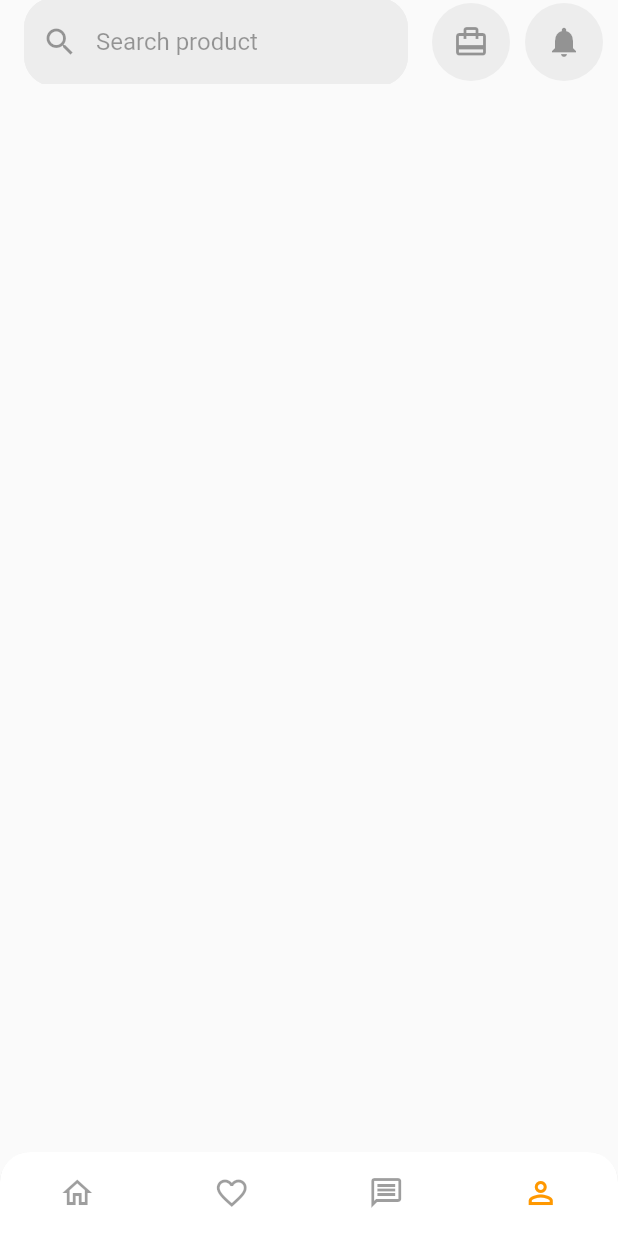
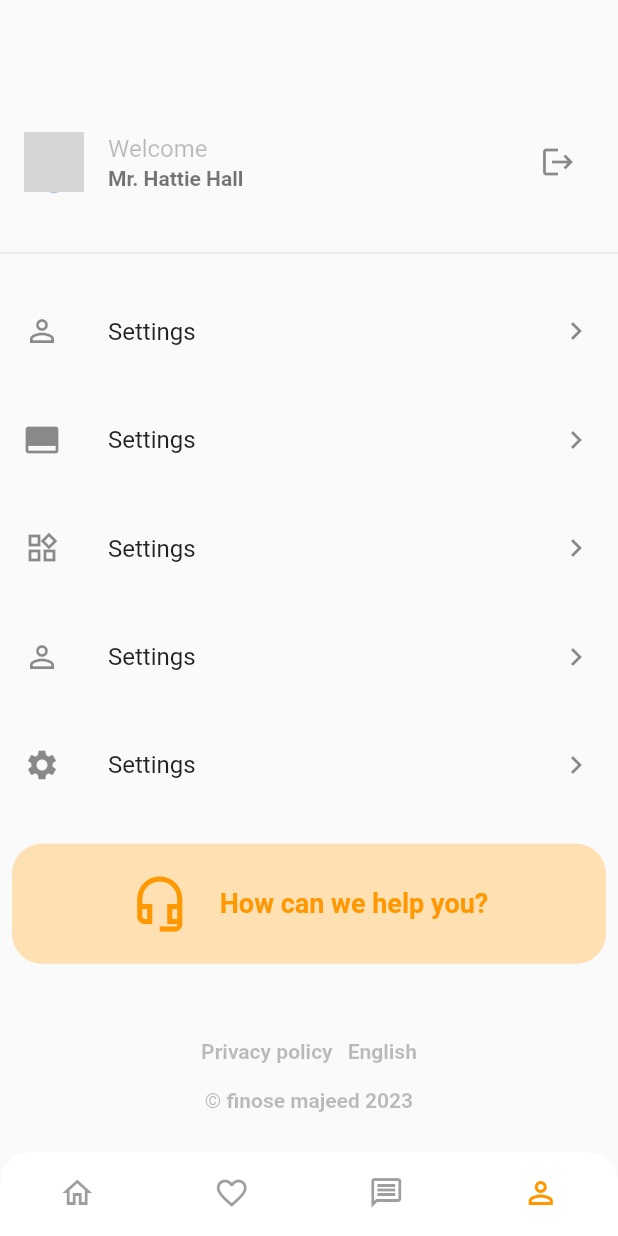
Before and after one commit to finosemajeed/e_commerce_app_ui, a Flutter app: the screen it shows after launch, item 4 of the bottom bar chosen, on a phone screen of 412 x 824 dp. Run offline on Flutter 3.47's test engine with Material 2 defaults, Android fonts, the phone set to English and light mode, and no system bars; our stand-ins replace lottie; grey boxes are pictures that could not be loaded.

Commit message:
profile screen added

```diff
--- a/lib/presentation/home_screen/widgets/product_card_list.dart
+++ b/lib/presentation/home_screen/widgets/product_card_list.dart
@@ -1,6 +1,6 @@
 import 'package:e_comerce_app_ui/core/color_config.dart';
 import 'package:e_comerce_app_ui/db/data_model.dart';
-import 'package:e_comerce_app_ui/presentation/home_screen/widgets/card_view.dart';
+import 'package:e_comerce_app_ui/presentation/home_screen/product_view_screen/product_view_screen.dart';
 import 'package:e_comerce_app_ui/presentation/widgets/product_card.dart';
 import 'package:flutter/material.dart';
 
--- a/lib/presentation/navigation_screen/navigation_screen.dart
+++ b/lib/presentation/navigation_screen/navigation_screen.dart
@@ -21,17 +21,6 @@ class NavigationScreen extends StatelessWidget {
   Widget build(BuildContext context) {
     return Scaffold(
       extendBody: true,
-      appBar: AppBar(
-        backgroundColor: Colors.transparent,
-        elevation: 0,
-        title: const SearchField(),
-        actions: const [
-          AppbarIcon(icon: Icons.card_travel),
-          SizedBox(width: 10),
-          AppbarIcon(icon: Icons.notifications),
-          SizedBox(width: 10),
-        ],
-      ),
       body: ValueListenableBuilder(
         builder: ((context, value, _) => _pages[value]),
         valueListenable: indexChangeNotifier,
--- a/lib/presentation/profile_screen/profile_screen.dart
+++ b/lib/presentation/profile_screen/profile_screen.dart
@@ -1,11 +1,67 @@
-import 'package:flutter/src/widgets/container.dart';
-import 'package:flutter/src/widgets/framework.dart';
+import 'package:e_comerce_app_ui/presentation/profile_screen/widgets/custom_tile.dart';
+import 'package:e_comerce_app_ui/presentation/profile_screen/widgets/help_card.dart';
+import 'package:e_comerce_app_ui/presentation/profile_screen/widgets/profile_tile.dart';
+import 'package:flutter/material.dart';
 
 class ProfileScreen extends StatelessWidget {
   const ProfileScreen({super.key});
 
   @override
   Widget build(BuildContext context) {
-    return Container();
+    return Scaffold(
+      appBar: AppBar(
+        backgroundColor: Colors.transparent,
+        elevation: 0,
+      ),
+      extendBody: true,
+      body: Column(
+        mainAxisAlignment: MainAxisAlignment.spaceEvenly,
+        children: [
+          const ProfileTile(
+            userName: 'Hattie Hall',
+            profileImage: 'assets/images/gaming.jfif',
+          ),
+          const Divider(),
+          const CustomTile(tittle: 'Profile', icon: Icons.person_outline),
+          const CustomTile(tittle: 'My Cards', icon: Icons.call_to_action),
+          const CustomTile(tittle: 'History', icon: Icons.widgets_outlined),
+          const CustomTile(tittle: 'Profile', icon: Icons.person_outline),
+          const CustomTile(tittle: 'Settings', icon: Icons.settings),
+          const HelpCard(),
+          const SizedBox(height: 10),
+          Row(
+            mainAxisAlignment: MainAxisAlignment.center,
+            children: const [
+              Text(
+                'Privacy policy',
+                style: TextStyle(
+                  color: Colors.black26,
+                  fontSize: 14,
+                  fontWeight: FontWeight.bold,
+                ),
+              ),
+              SizedBox(width: 10),
+              Text(
+                'English',
+                style: TextStyle(
+                  color: Colors.black26,
+                  fontSize: 14,
+                  fontWeight: FontWeight.bold,
+                ),
+              ),
+            ],
+          ),
+          const Text(
+            '© finose majeed 2023',
+            style: TextStyle(
+              color: Colors.black26,
+              fontSize: 14,
+              fontWeight: FontWeight.bold,
+            ),
+          ),
+          const SizedBox(height: 50),
+        ],
+      ),
+    );
   }
 }
--- /dev/null
+++ b/lib/presentation/profile_screen/widgets/custom_tile.dart
@@ -0,0 +1,22 @@
+import 'package:flutter/material.dart';
+
+class CustomTile extends StatelessWidget {
+  const CustomTile({
+    Key? key,
+    required this.tittle,
+    required this.icon,
+  }) : super(key: key);
+
+  final String tittle;
+  final IconData icon;
+
+  @override
+  Widget build(BuildContext context) {
+    return ListTile(
+      enableFeedback: true,
+      title: Text('Settings'),
+      leading: Icon(icon),
+      trailing: Icon(Icons.keyboard_arrow_right_outlined),
+    );
+  }
+}
--- /dev/null
+++ b/lib/presentation/profile_screen/widgets/help_card.dart
@@ -0,0 +1,44 @@
+
+import 'package:e_comerce_app_ui/core/color_config.dart';
+import 'package:flutter/material.dart';
+
+class HelpCard extends StatelessWidget {
+  const HelpCard({
+    Key? key,
+  }) : super(key: key);
+
+  @override
+  Widget build(BuildContext context) {
+    return Padding(
+      padding: const EdgeInsets.all(8.0),
+      child: Container(
+        decoration: BoxDecoration(
+          borderRadius: BorderRadius.circular(20),
+          color: offOrange,
+        ),
+        height: 80,
+        width: MediaQuery.of(context).size.width,
+        child: Center(
+            child: Row(
+          mainAxisAlignment: MainAxisAlignment.center,
+          children: [
+            Icon(
+              Icons.headset_mic_outlined,
+              color: orange,
+              size: 40,
+            ),
+            SizedBox(width: 20),
+            Text(
+              'How can we help you?',
+              style: TextStyle(
+                color: orange,
+                fontSize: 18,
+                fontWeight: FontWeight.bold,
+              ),
+            ),
+          ],
+        )),
+      ),
+    );
+  }
+}
--- /dev/null
+++ b/lib/presentation/profile_screen/widgets/profile_tile.dart
@@ -0,0 +1,32 @@
+import 'package:flutter/material.dart';
+
+class ProfileTile extends StatelessWidget {
+  const ProfileTile({
+    Key? key,
+    required this.userName,
+    required this.profileImage,
+  }) : super(key: key);
+  final String userName;
+  final String profileImage;
+
+  @override
+  Widget build(BuildContext context) {
+    return ListTile(
+      leading: CircleAvatar(
+        backgroundImage: AssetImage(profileImage),
+      ),
+      title: Text(
+        'Welcome',
+        style: TextStyle(color: Colors.black26),
+      ),
+      subtitle: Text(
+        'Mr. $userName',
+        style: TextStyle(fontWeight: FontWeight.bold),
+      ),
+      trailing: IconButton(
+        onPressed: () {},
+        icon: Icon(Icons.logout),
+      ),
+    );
+  }
+}
```
Also changed, not shown: lib/presentation/home_screen/home_screen.dart (+16 -1 lines), lib/presentation/home_screen/product_view_screen/product_view_screen.dart (added, +45 -0 lines), lib/presentation/home_screen/product_view_screen/widgets/bottom_button.dart (added, +53 -0 lines), lib/presentation/home_screen/product_view_screen/widgets/product_details.dart (added, +142 -0 lines), lib/presentation/home_screen/product_view_screen/widgets/product_image_view.dart (added, +31 -0 lines), lib/presentation/home_screen/widgets/card_view.dart (deleted, +0 -200 lines).
